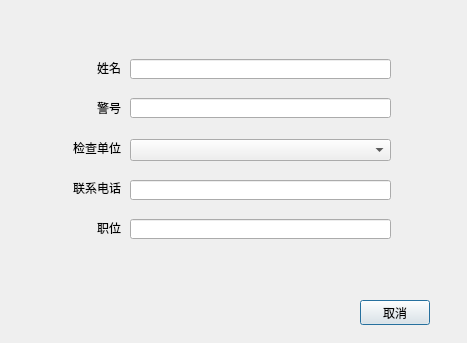
Above: adddispersondialog.ui from sl5976886/sectool before the change. Below: the same form after it.
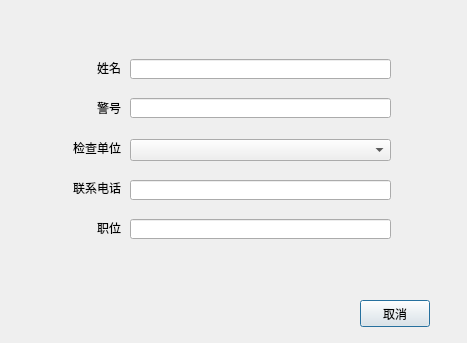
That is the form after the change. Icons and pictures are not drawn.

```diff
--- a/adddispersondialog.ui
+++ b/adddispersondialog.ui
@@ -149,7 +149,7 @@
      <x>360</x>
      <y>300</y>
      <width>70</width>
-     <height>25</height>
+     <height>27</height>
     </rect>
    </property>
    <property name="text">
@@ -160,9 +160,9 @@
    <property name="geometry">
     <rect>
      <x>270</x>
-     <y>300</y>
+     <y>299</y>
      <width>70</width>
-     <height>25</height>
+     <height>30</height>
     </rect>
    </property>
    <property name="text">
```
Left out of the diff: 61 changed lines with no effect on the pictures.
